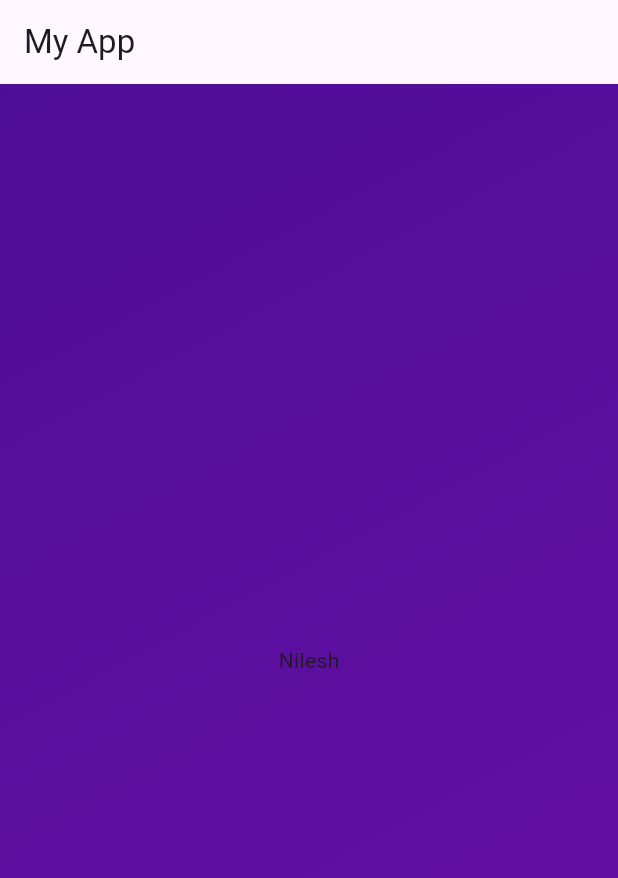
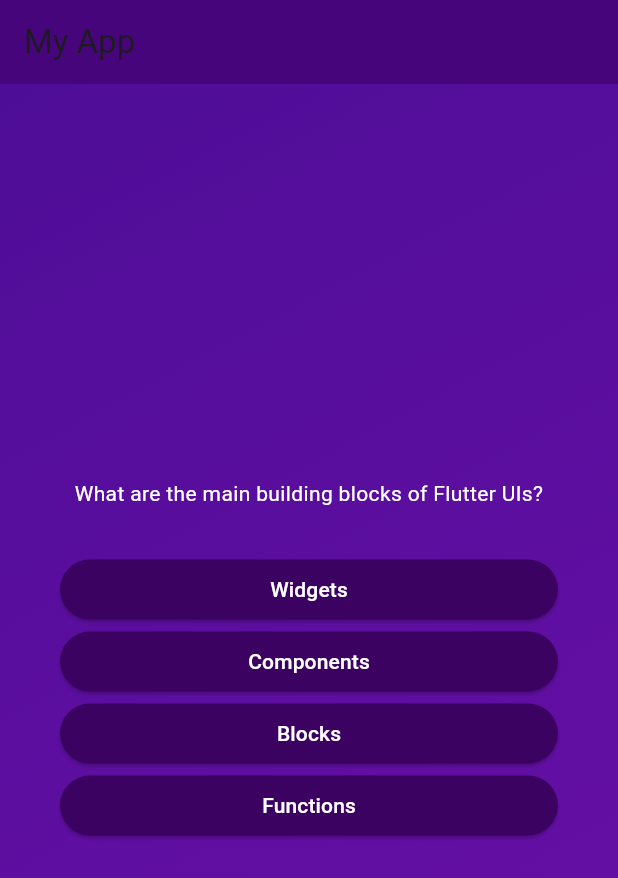
Before and after one commit to Nileshnarkar777/FlutterTutorial, a Flutter app: the screen it shows after launch, after a tap on "Start Quzz", on a phone screen of 412 x 824 dp. Shown: the top 878 px of the screen. Run offline on Flutter 3.47's test engine with Material 3 defaults, Android fonts, the phone set to English and light mode, and no system bars.

Commit message:
data added for questions

```diff
--- /dev/null
+++ b/flutter_application_1/lib/Quzz_Demo/Data/questions.dart
@@ -0,0 +1,55 @@
+import 'package:flutter_application_1/Quzz_Demo/Model/quiz_questions.dart';
+
+const questions = [
+  QuizQuestion(
+    'What are the main building blocks of Flutter UIs?',
+    [
+      'Widgets',
+      'Components',
+      'Blocks',
+      'Functions',
+    ],
+  ),
+  QuizQuestion('How are Flutter UIs built?', [
+    'By combining widgets in code',
+    'By combining widgets in a visual editor',
+    'By defining widgets in config files',
+    'By using XCode for iOS and Android Studio for Android',
+  ]),
+  QuizQuestion(
+    'What\'s the purpose of a StatefulWidget?',
+    [
+      'Update UI as data changes',
+      'Update data as UI changes',
+      'Ignore data changes',
+      'Render UI that does not depend on data',
+    ],
+  ),
+  QuizQuestion(
+    'Which widget should you try to use more often: StatelessWidget or StatefulWidget?',
+    [
+      'StatelessWidget',
+      'StatefulWidget',
+      'Both are equally good',
+      'None of the above',
+    ],
+  ),
+  QuizQuestion(
+    'What happens if you change data in a StatelessWidget?',
+    [
+      'The UI is not updated',
+      'The UI is updated',
+      'The closest StatefulWidget is updated',
+      'Any nested StatefulWidgets are updated',
+    ],
+  ),
+  QuizQuestion(
+    'How should you update data inside of StatefulWidgets?',
+    [
+      'By calling setState()',
+      'By calling updateData()',
+      'By calling updateUI()',
+      'By calling updateState()',
+    ],
+  ),
+];
--- /dev/null
+++ b/flutter_application_1/lib/Quzz_Demo/Model/quiz_questions.dart
@@ -0,0 +1,6 @@
+class QuizQuestion {
+  const QuizQuestion(this.questionTitle, this.options);
+
+  final String questionTitle;
+  final List<String> options;
+}
--- /dev/null
+++ b/flutter_application_1/lib/Quzz_Demo/answer_button.dart
@@ -0,0 +1,25 @@
+import 'package:flutter/material.dart';
+
+class AnswerButton extends StatelessWidget {
+  const AnswerButton({
+    super.key,
+    required this.title,
+    required this.btnTapped,
+  });
+
+  final String title;
+  final void Function() btnTapped;
+  @override
+  Widget build(BuildContext context) {
+    return ElevatedButton(
+      onPressed: btnTapped,
+      style: ElevatedButton.styleFrom(
+          padding: const EdgeInsets.symmetric(vertical: 10.0, horizontal: 40.0),
+          foregroundColor: Colors.white,
+          backgroundColor: const Color.fromARGB(255, 60, 2, 98),
+          shape:
+              RoundedRectangleBorder(borderRadius: BorderRadius.circular(40))),
+      child: Text(title),
+    );
+  }
+}
--- a/flutter_application_1/lib/Quzz_Demo/questions_screens.dart
+++ b/flutter_application_1/lib/Quzz_Demo/questions_screens.dart
@@ -1,4 +1,6 @@
 import 'package:flutter/material.dart';
+import 'package:flutter_application_1/Quzz_Demo/answer_button.dart';
+import 'package:flutter_application_1/Quzz_Demo/Data/questions.dart';
 
 class QuestionsScreen extends StatefulWidget {
   const QuestionsScreen({super.key});
@@ -8,10 +10,35 @@ class QuestionsScreen extends StatefulWidget {
 }
 
 class _QuestionsScreenState extends State<QuestionsScreen> {
+  void btnTapped() {}
+
+  var currentQuestion = questions.first;
+
   @override
   Widget build(BuildContext context) {
-    return const Center(
-      child: Text("Nilesh"),
-    );
+    return SizedBox(
+        width: double.infinity,
+        child: Container(
+          margin: const EdgeInsets.all(40),
+          child: Column(
+            mainAxisAlignment: MainAxisAlignment.center,
+            crossAxisAlignment: CrossAxisAlignment.stretch,
+            children: [
+              Text(
+                currentQuestion.questionTitle,
+                style: const TextStyle(color: Colors.white),
+                textAlign: TextAlign.center,
+              ),
+              const SizedBox(
+                height: 30,
+              ),
+              ...currentQuestion.options.map(
+                (option) {
+                  return AnswerButton(title: option, btnTapped: btnTapped);
+                },
+              )
+            ],
+          ),
+        ));
   }
 }
--- a/flutter_application_1/lib/main.dart
+++ b/flutter_application_1/lib/main.dart
@@ -14,7 +14,10 @@ class MyApp extends StatelessWidget {
   Widget build(BuildContext context) {
     return MaterialApp(
       home: Scaffold(
-        appBar: AppBar(title: const Text("My App")),
+        appBar: AppBar(
+          title: const Text("My App"),
+          backgroundColor: Color.fromARGB(255, 71, 5, 124),
+        ),
         body: const Quiz(), //add this when run quzz demo
         // body: const GradientContainer(), //add this when run roll dice demo
       ),
```
